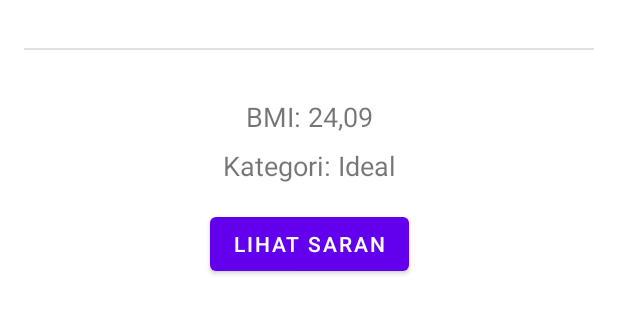
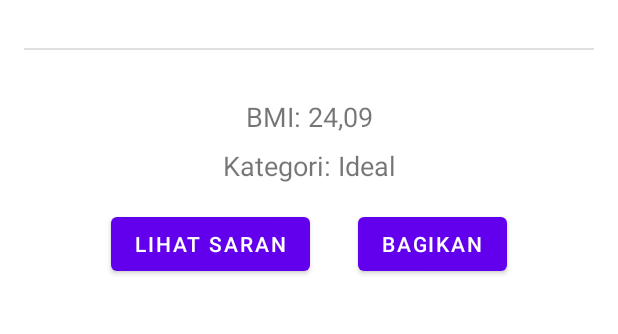
Before and after one commit to D3IF-Cool/4302-hitung-bmi-PramudiaPutra, an Android app: the layout fragment_hitung.xml on its own in the app's theme, with its tools: preview values and no code run, on a phone screen of 412 x 824 dp, the part 453-787 px from its top. Run offline under Robolectric (Android 15) with nearby library versions, the phone set to English and light mode, and no system bars.

Commit message:
Membuat navigasi ke app lain

```diff
--- a/app/src/main/res/layout/fragment_hitung.xml
+++ b/app/src/main/res/layout/fragment_hitung.xml
@@ -159,14 +159,31 @@
             android:layout_height="wrap_content"
             android:layout_marginStart="16dp"
             android:layout_marginTop="16dp"
-            android:layout_marginEnd="16dp"
             android:layout_marginBottom="16dp"
             android:text="@string/lihat_saran"
+            app:layout_constraintBottom_toBottomOf="parent"
+            app:layout_constraintEnd_toStartOf="@id/btnShare"
+            app:layout_constraintHorizontal_chainStyle="packed"
+            app:layout_constraintStart_toStartOf="parent"
+            app:layout_constraintTop_toBottomOf="@id/tvKategori" />
+
+        <Button
+            android:id="@+id/btnShare"
+            android:layout_width="wrap_content"
+            android:layout_height="wrap_content"
+            android:layout_marginStart="32dp"
+            android:layout_marginEnd="16dp"
+            android:text="@string/bagikan"
+            app:layout_constraintEnd_toEndOf="parent"
+            app:layout_constraintStart_toEndOf="@id/btnSaran"
+            app:layout_constraintTop_toTopOf="@id/btnSaran" />
+
+        <androidx.constraintlayout.widget.Group
+            android:id="@+id/groupBtn"
+            android:layout_width="wrap_content"
+            android:layout_height="wrap_content"
             android:visibility="invisible"
-            app:layout_constraintBottom_toBottomOf="parent"
-            app:layout_constraintEnd_toEndOf="parent"
-            app:layout_constraintStart_toStartOf="parent"
-            app:layout_constraintTop_toBottomOf="@id/tvKategori"
+            app:constraint_referenced_ids="btnSaran,btnShare"
             tools:visibility="visible" />
 
     </androidx.constraintlayout.widget.ConstraintLayout>
--- a/app/src/main/res/values/strings.xml
+++ b/app/src/main/res/values/strings.xml
@@ -25,4 +25,6 @@
     <string name="lihat_saran">Lihat Saran</string>
     <string name="copyright">Hitung BMI merupakan sebuah aplikasi Android untuk menghitung body mass index (BMI) sehingga seseorang dapat mengetahui apakah berat badannya ideal, gemuk atau kurus.\n\nAplikasi ini dibuat untuk kelas Mobpro 1. Temukan kodenya di https://github.com/indraazimi/hitungbmi\n\nCopyright © 2021 Indra Azimi.\nAll rights reserved.</string>
     <string name="tentang_aplikasi">Tentang Aplikasi</string>
+    <string name="bagikan">Bagikan</string>
+    <string name="bagikan_template">Berat badan: %1$s kg\nTinggi badan: %2$s cm\nJenis kelamin: %3$s\n\n%4$s\n%5$s</string>
 </resources>
```
Also changed, not shown: app/src/main/java/org/d3if2015/hitungbmi/ui/HitungFragment.kt (+32 -4 lines).
